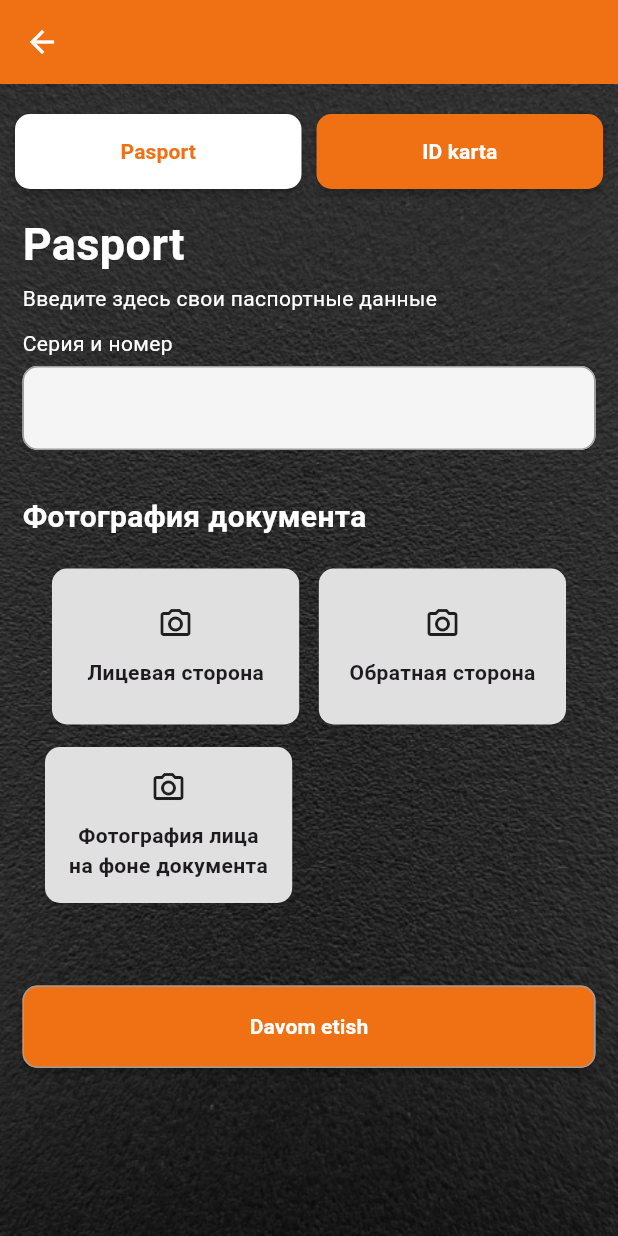
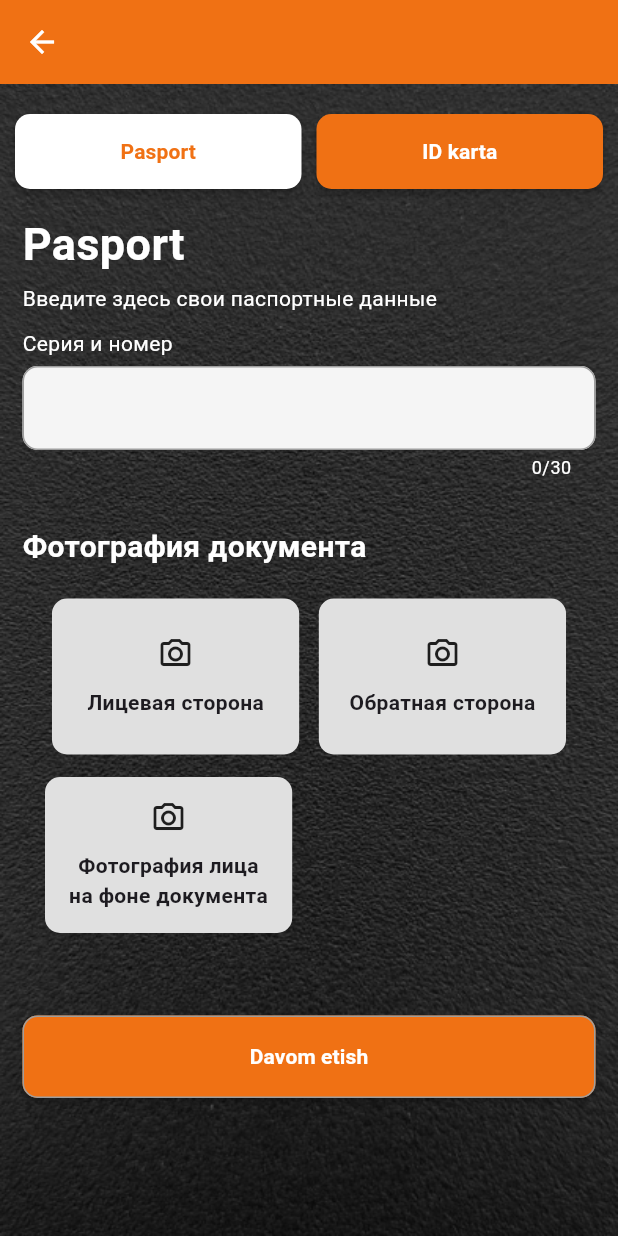
Before and after one commit to githubsobir/conx, a Flutter app: the Passport screen opened directly, on a phone screen of 412 x 824 dp. Run offline on Flutter 3.47's test engine with Material 3 defaults, Android fonts, the phone set to English and light mode, and no system bars; our stand-ins replace animated_bottom_navigation_bar, cached_network_image, calendar_date_picker2, dio, easy_localization, flutter_riverpod and 9 more; missing offline and left inert: connection_notifier, easy_pie_chart, flutter_rating_null_safe, masked_text_field; accounts and stored records are empty; network calls fail.

Commit message:
seach page

```diff
--- a/lib/firts_part/login_reg/enter_page/lang_model/choose_lang.dart
+++ b/lib/firts_part/login_reg/enter_page/lang_model/choose_lang.dart
@@ -117,7 +117,7 @@ class _ChooseLangState extends State<ChooseLang> {
                     Navigator.push(
                         context,
                         CupertinoPageRoute(
-                          builder: (context) =>  UserCategory(windowIdReg: "1",),
+                          builder: (context) =>  const UserCategory(windowIdReg: "1",),
                         ));
                   },
                   color: AppColors.primaryButton,
--- a/lib/firts_part/login_reg/enter_page/user_category/user_category.dart
+++ b/lib/firts_part/login_reg/enter_page/user_category/user_category.dart
@@ -100,7 +100,7 @@ class _UserCategoryState extends State<UserCategory> {
                             textAlign: TextAlign.justify,
                             style: TextStyle(
                                 fontWeight: FontWeight.w600,
-                                fontSize: 16,
+                                fontSize: 15,
                                 color: AppColors.white100,
                                 fontFamily: "Inter")),
                         subtitle: Text(listModelUserCat[index].textCategory,
--- a/lib/firts_part/login_reg/reg/add_photo/controller_add_photo_reg.dart
+++ b/lib/firts_part/login_reg/reg/add_photo/controller_add_photo_reg.dart
@@ -44,7 +44,10 @@ class ControllerAddPhotoReg extends StateNotifier<ModelAddPhotoReg> {
 
   Future setImageServer({required BuildContext context}) async {
     try {
+
+
       state = state.copyWith("0", "0", "");
+
       FormData formData = FormData.fromMap({
         "image": await MultipartFile.fromFile(imageList[0].path,
             filename: "image_user"),
--- a/lib/firts_part/user_fill/user_birth.dart
+++ b/lib/firts_part/user_fill/user_birth.dart
@@ -173,10 +173,10 @@ class _UserBothState extends ConsumerState<UserBoth> {
                     },
                     child: Container(
                       padding: const EdgeInsets.only(right: 20, top: 20),
-                      child: const Row(
+                      child:  Row(
                         mainAxisAlignment: MainAxisAlignment.end,
                         crossAxisAlignment: CrossAxisAlignment.end,
-                        children: [Icon(Icons.check)],
+                        children: [Icon(Icons.check, color: AppColors.white100,)],
                       ),
                     ),
                   ),
--- a/lib/main.dart
+++ b/lib/main.dart
@@ -68,7 +68,7 @@ class MyApp extends ConsumerWidget {
       supportedLocales: context.supportedLocales,
       locale: context.locale,
       debugShowCheckedModeBanner: false,
-      home: const RootPage(),
+      home: const ChooseLang(),
     );
   }
 
--- a/lib/scefics/drivers/driver_registration/driver_reg.dart
+++ b/lib/scefics/drivers/driver_registration/driver_reg.dart
@@ -49,7 +49,7 @@ class _DrawerRegistrationState extends ConsumerState<DrawerRegistration> {
               children: [
                 // IconButton(onPressed: (){}, icon:Icon(Platform.isIOS? Icons.arrow_back_ios:Icons.arrow_back)),
                 Container(
-                  height: MediaQuery.of(context).size.height * 0.13,
+                  height: MediaQuery.of(context).size.height * 0.17,
                   padding: const EdgeInsets.all(10),
                   decoration: const BoxDecoration(
                       borderRadius: BorderRadius.only(
@@ -64,6 +64,7 @@ class _DrawerRegistrationState extends ConsumerState<DrawerRegistration> {
                               color: Colors.white,
                               fontWeight: FontWeight.bold,
                               fontSize: 30)),
+
                       subtitle: Text("Для регистрации нам нужны эти данные",
                           style: TextStyle(
                               color: Colors.white,
--- a/lib/scefics/drivers/passport/passport.dart
+++ b/lib/scefics/drivers/passport/passport.dart
@@ -156,7 +156,10 @@ class _PassportState extends ConsumerState<Passport> {
               autovalidateMode: AutovalidateMode.onUserInteraction,
               child: TextFormField(
                 controller: txtPassport,
+                maxLines: 1,
+                maxLength: 30,
                 decoration: InputDecoration(
+                  counterStyle: TextStyle(color: AppColors.white100),
                     fillColor: Colors.grey.shade100,
                     filled: true,
                     focusedBorder: OutlineInputBorder(
@@ -333,6 +336,9 @@ class _PassportState extends ConsumerState<Passport> {
                               SizedBox(height: 10),
                               Text(
                                 "Фотография лица на фоне документа",
+                                maxLines: 2,
+                                softWrap: true,
+                                overflow: TextOverflow.ellipsis,
                                 textAlign: TextAlign.center,
                                 style: TextStyle(fontWeight: FontWeight.w600),
                               )
@@ -573,6 +579,9 @@ class _PassportState extends ConsumerState<Passport> {
                         SizedBox(height: 10),
                         Text(
                           "Фотография лица на фоне документа",
+                          overflow: TextOverflow.clip,
+                          softWrap: true,
+                          maxLines: 2,
                           textAlign: TextAlign.center,
                           style: TextStyle(fontWeight: FontWeight.w600),
                         )
```
Also changed, not shown: lib/firts_part/login_reg/reg/add_photo/add_photo.dart (+38 -17 lines), lib/firts_part/user_fill/controller_user_birth.dart (+5 -58 lines).
